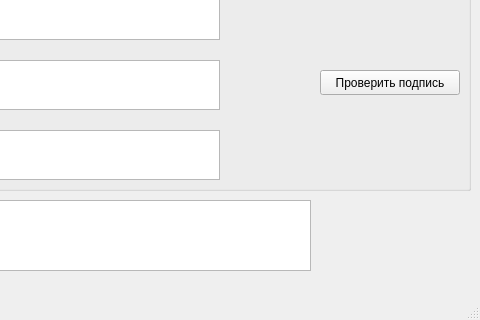
Old version of the form crypto.ui in the repository DarkCook12/Crypto; both pictures show x 300 to 780 and y 350 to 670 of the 780 by 670 pixel window.
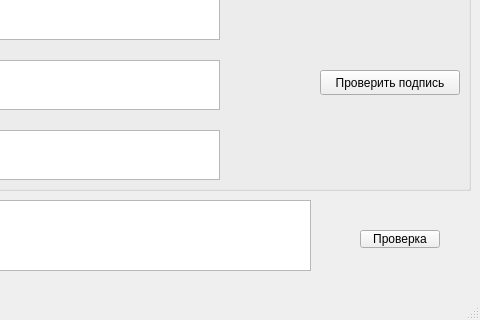
New version of the form. Icons and pictures are not drawn.

Commit message: ready to transport

```diff
--- a/crypto.ui
+++ b/crypto.ui
@@ -346,6 +346,19 @@
      </rect>
     </property>
    </widget>
+   <widget class="QPushButton" name="pushButton">
+    <property name="geometry">
+     <rect>
+      <x>660</x>
+      <y>580</y>
+      <width>80</width>
+      <height>18</height>
+     </rect>
+    </property>
+    <property name="text">
+     <string>Проверка</string>
+    </property>
+   </widget>
   </widget>
   <widget class="QMenuBar" name="menubar">
    <property name="geometry">
```
Left out of the diff: 2 changed lines with no effect on the pictures. The commit also changes 2 other files.
